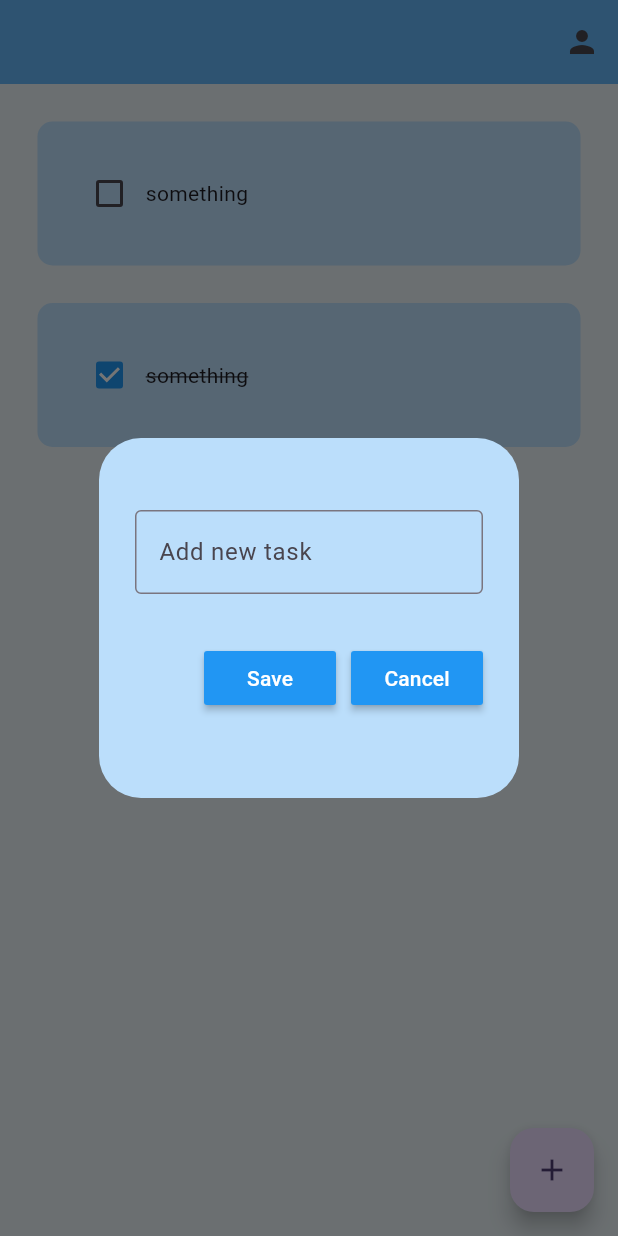
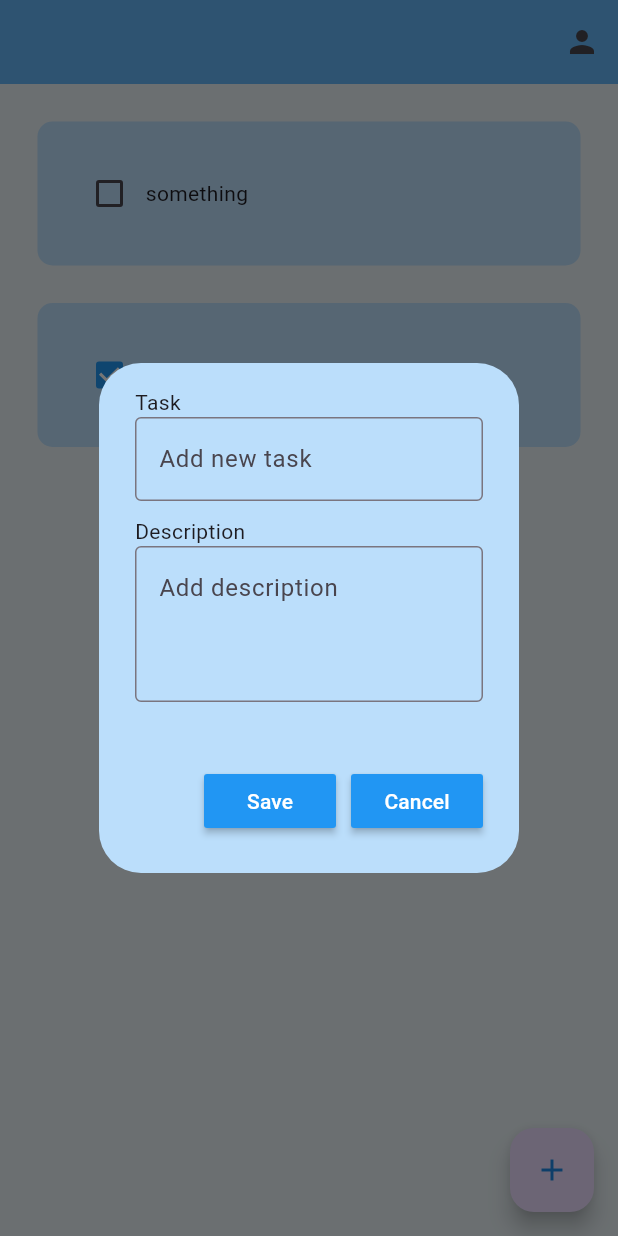
Before and after one commit to khanheric2003/flutter-intern-practice, a Flutter app: the screen it shows once a user with an empty profile is signed in, after a tap on the "add" icon, on a phone screen of 412 x 824 dp. Run offline on Flutter 3.47's test engine with Material 3 defaults, Android fonts, the phone set to English and light mode, and no system bars; drawn by our look-alikes of flutter_slidable; our stand-ins replace firebase_auth, firebase_core; missing offline and left inert: firebase_ui_auth, firebase_ui_oauth_google; accounts and stored records are empty.

Commit message:
implemented description inside task box and error if no name for task input box

```diff
--- a/lib/pages/home.dart
+++ b/lib/pages/home.dart
@@ -13,11 +13,12 @@ class HomeScreen extends StatefulWidget {
 class _HomeScreenState extends State<HomeScreen> {
   // List of tasks
   List taskList = [
-    ["something", false],
-    ["something", true]
+    ["something", false, "description 1"],
+    ["something", true, "description 2"]
   ];
   // text controller
   final _controller = TextEditingController();
+  final _descriptionController = TextEditingController();
 
   @override
   Widget build(BuildContext context) {
@@ -30,20 +31,30 @@ class _HomeScreenState extends State<HomeScreen> {
 
     // save new task
     void saveNewTask() {
+      if (_controller.text.isEmpty) {
+        ScaffoldMessenger.of(context).showSnackBar(
+          SnackBar(content: Text('Task cannot be empty!')),
+        );
+      } else {
         setState(() {
-        taskList.add([_controller.text, false]);
+          taskList.add([_controller.text, false, _descriptionController.text]);
           Navigator.of(context).pop();
           _controller.clear();
+          _descriptionController.clear();
         });
+      }
     }
 
     // create a new task
     void createNewTask() {
+      _controller.clear();
+      _descriptionController.clear();
       showDialog(
         context: context,
         builder: (context) {
           return DialogBox(
-            controller: _controller,
+            taskController: _controller,
+            descriptionController: _descriptionController,
             onSave: saveNewTask,
             onCancel: () => Navigator.of(context).pop(),
           );
@@ -52,24 +63,32 @@ class _HomeScreenState extends State<HomeScreen> {
     }
 
     // edit existing task
-    void editTask(int index, String newTaskName) {
+    void editTask(int index, String newTaskName, String newDescription) {
+      if (_controller.text.isEmpty) {
+        ScaffoldMessenger.of(context).showSnackBar(
+          SnackBar(content: Text('Task cannot be empty!')),
+        );
+      } else {
         setState(() {
           taskList[index][0] = newTaskName;
-        _controller.text = newTaskName;
+          taskList[index][2] = newDescription;
           Navigator.of(context).pop();
         });
+      }
     }
 
     // show edit dialog
     void showEditDialog(int index) {
       _controller.text = taskList[index][0];
+      _descriptionController.text = taskList[index][2];
       showDialog(
         context: context,
         builder: (context) {
           return DialogBox(
-            controller: _controller,
+            taskController: _controller,
+            descriptionController: _descriptionController,
             onSave: () {
-              editTask(index, _controller.text);
+              editTask(index, _controller.text, _descriptionController.text);
             },
             onCancel: () => Navigator.of(context).pop(),
           );
@@ -127,7 +146,10 @@ class _HomeScreenState extends State<HomeScreen> {
       // floating add button
       floatingActionButton: FloatingActionButton(
         onPressed: createNewTask,
-        child: Icon(Icons.add),
+        child: Icon(
+          Icons.add,
+          color: Colors.blue[600],
+        ),
       ),
       body: ListView.builder(
         itemCount: taskList.length,
@@ -137,7 +159,8 @@ class _HomeScreenState extends State<HomeScreen> {
             taskCompleted: taskList[index][1],
             onChanged: (value) => checkBoxChanged(value, index),
             onDelete: (context) => deleteTask(index),
-              onEdit: (context) => showEditDialog(index));
+            onEdit: (context) => showEditDialog(index),
+          );
         },
       ),
     );
--- a/lib/util/dialog_box.dart
+++ b/lib/util/dialog_box.dart
@@ -2,49 +2,64 @@ import 'package:flutter/material.dart';
 import 'package:task_manager/util/my_button.dart';
 
 class DialogBox extends StatelessWidget {
-  final controller;
+  final TextEditingController taskController;
+  final TextEditingController descriptionController;
   VoidCallback onSave;
   VoidCallback onCancel;
+
   DialogBox({
     Key? key,
-    required this.controller,
+    required this.taskController,
+    required this.descriptionController,
     required this.onCancel,
     required this.onSave,
   }) : super(key: key);
 
-  void something() {}
   @override
   Widget build(BuildContext context) {
-    // TODO: implement build
     return AlertDialog(
       backgroundColor: Colors.blue[100],
       content: SizedBox(
-          height: 200,
+        height: 300, // Increase the height of the dialog box
         child: Column(
-            mainAxisAlignment: MainAxisAlignment.spaceEvenly,
+          crossAxisAlignment:
+              CrossAxisAlignment.start, // Align labels to the left
           children: [
-              TextField(
-                controller: controller,
+            Text('Task'), // Label for the task field
+            Padding(
+              padding: const EdgeInsets.only(
+                  bottom: 10), // Add space below the task field
+              child: TextField(
+                controller: taskController,
                 decoration: InputDecoration(
                     border: OutlineInputBorder(), hintText: "Add new task"),
               ),
-
-              // Button to save or cancel
+            ),
+            Text('Description'), // Label for the description field
+            Expanded(
+              child: TextField(
+                controller: descriptionController,
+                decoration: InputDecoration(
+                  border: OutlineInputBorder(),
+                  hintText: "Add description",
+                  alignLabelWithHint:
+                      true, // Align the hint text to the top left
+                ),
+                minLines: 3, // Minimum lines for the description field
+                maxLines: null, // Make the description field expandable
+              ),
+            ),
             Row(
               mainAxisAlignment: MainAxisAlignment.end,
               children: [
-                  // save button
                 MyButton(text: "Save", onPressed: onSave),
-
-                  const SizedBox(
-                    width: 10,
-                  ),
-                  // cancel button
+                const SizedBox(width: 10),
                 MyButton(text: "Cancel", onPressed: onCancel),
               ],
             )
           ],
-          )),
+        ),
+      ),
     );
   }
 }
```
Lines whose indentation alone changed are shown as unchanged.
